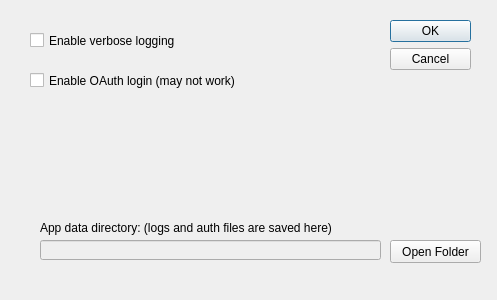
Qt form gui/src/main/resources/settings_dialog.ui (apastel/ytmusic-deleter) before a commit.
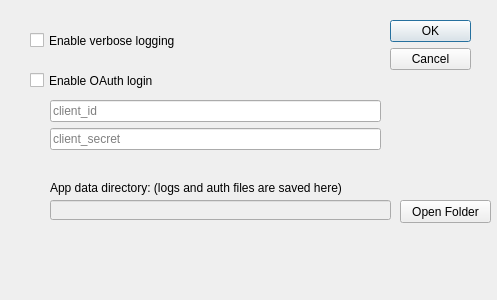
The same form after that commit.

Commit message: add client_id and client_secret input boxes and ensure that if the user clicks cancel, the changes aren't persisted

What changed in the file:
```diff
--- a/gui/src/main/resources/settings_dialog.ui
+++ b/gui/src/main/resources/settings_dialog.ui
@@ -76,14 +76,14 @@
     <string>Enables user-friendly authentication using OAuth (may not work)</string>
    </property>
    <property name="text">
-    <string>Enable OAuth login (may not work)</string>
+    <string>Enable OAuth login</string>
    </property>
   </widget>
   <widget class="QPushButton" name="openDataDirButton">
    <property name="geometry">
     <rect>
-     <x>390</x>
-     <y>240</y>
+     <x>400</x>
+     <y>200</y>
      <width>91</width>
      <height>23</height>
     </rect>
@@ -98,8 +98,8 @@
    </property>
    <property name="geometry">
     <rect>
-     <x>40</x>
-     <y>240</y>
+     <x>50</x>
+     <y>200</y>
      <width>341</width>
      <height>20</height>
     </rect>
@@ -111,8 +111,8 @@
   <widget class="QLabel" name="dataDirLabel">
    <property name="geometry">
     <rect>
-     <x>40</x>
-     <y>220</y>
+     <x>50</x>
+     <y>180</y>
      <width>331</width>
      <height>16</height>
     </rect>
@@ -121,6 +121,32 @@
     <string>App data directory: (logs and auth files are saved here)</string>
    </property>
   </widget>
+  <widget class="QWidget" name="verticalLayoutWidget">
+   <property name="geometry">
+    <rect>
+     <x>50</x>
+     <y>100</y>
+     <width>331</width>
+     <height>51</height>
+    </rect>
+   </property>
+   <layout class="QVBoxLayout" name="verticalLayoutOauth">
+    <item>
+     <widget class="QLineEdit" name="clientIdInput">
+      <property name="placeholderText">
+       <string>client_id</string>
+      </property>
+     </widget>
+    </item>
+    <item>
+     <widget class="QLineEdit" name="clientSecretInput">
+      <property name="placeholderText">
+       <string>client_secret</string>
+      </property>
+     </widget>
+    </item>
+   </layout>
+  </widget>
  </widget>
  <resources/>
  <connections>
```
The commit also changes 3 other files.
